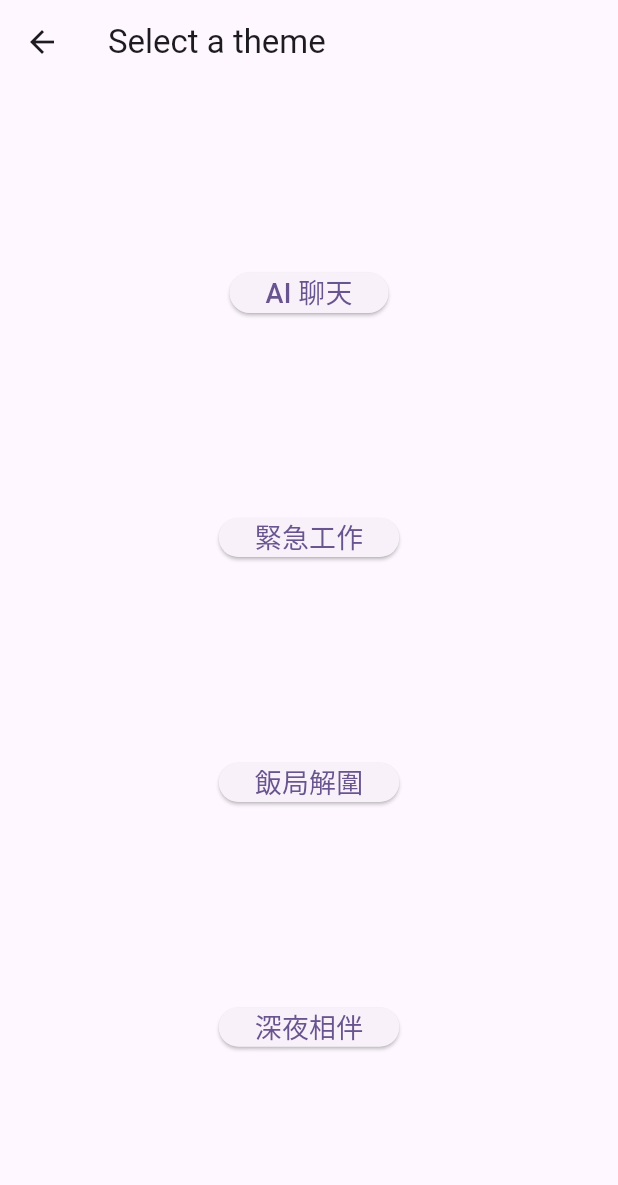
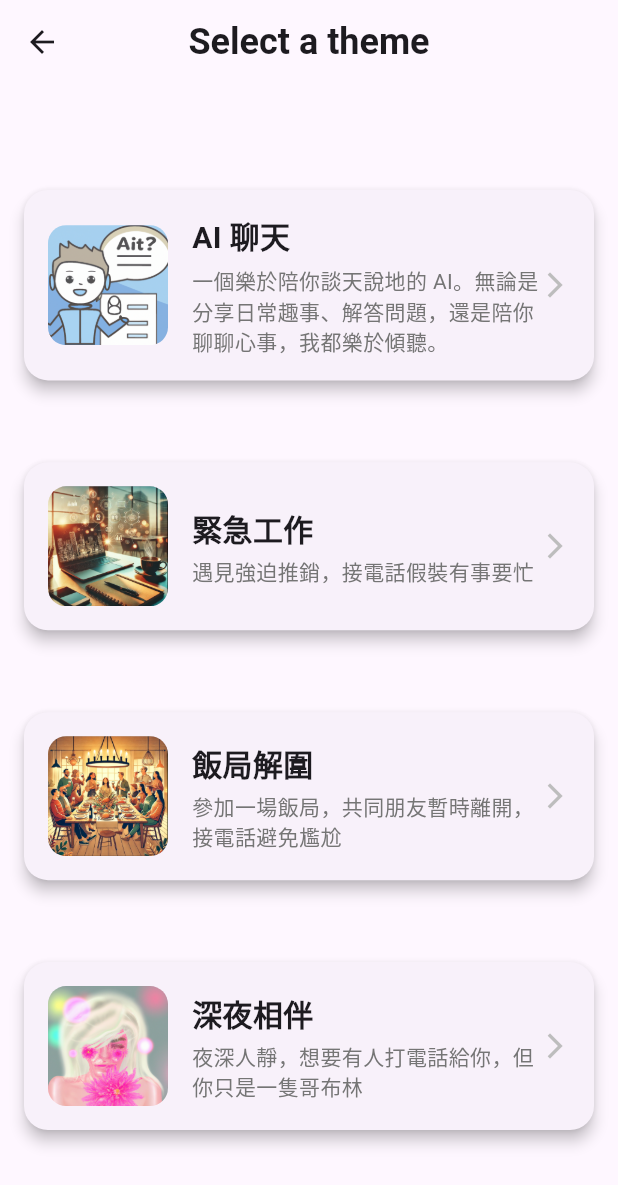
Before and after one commit to Argentum11/busy_faker, a Flutter app: the ThemeSelectionPage screen opened directly with empty values, on a phone screen of 412 x 824 dp. Shown: the top 1185 px of the screen. Run offline on Flutter 3.47's test engine with Material 3 defaults, Android fonts, the phone set to English and light mode, and no system bars; our stand-ins replace flutter_tts, numberpicker, speech_to_text, vibration.

Commit message:
feat: add image and description for theme selection page

```diff
--- a/lib/models/chat_theme.dart
+++ b/lib/models/chat_theme.dart
@@ -1,11 +1,24 @@
 class ChatTheme {
   final String name;
+  final String description;
   final String command;
+  final String imagePath;
 
-  const ChatTheme({required this.name, required this.command});
+  const ChatTheme({required this.name, required this.command, required this.description, required String imgPath})
+      : imagePath = 'assets/images/$imgPath';
 }
 
-ChatTheme ai = const ChatTheme(name: 'AI 聊天', command: 'open to chat with all kinds of topics, respond like a real human and respond at most 3 sentences per time');
-ChatTheme emergencyWork = const ChatTheme(name: '緊急工作', command: '假裝現在你有急事要打電話找我，是關於家裡的水龍頭沒關。用口語方式和我對話，一次最多兩句話');
-ChatTheme socialRelief = const ChatTheme(name: '飯局解圍', command: '假裝現在你有急事要打電話找我，是關於你想要找我出去吃飯。用口語方式和我對話，一次最多一句話');
-ChatTheme nightCompanionship = const ChatTheme(name: '深夜相伴', command: '假裝現在夜深人靜，你想打電話找我聊天。你是我研究所學姊，我們互有好感但還沒確認關係。用口語方式和我對話，一次最多兩句話');
+ChatTheme ai = const ChatTheme(
+    name: 'AI 聊天',
+    description: '一個樂於陪你談天說地的 AI。無論是分享日常趣事、解答問題，還是陪你聊聊心事，我都樂於傾聽。',
+    command: 'open to chat with all kinds of topics, respond like a real human and respond at most 3 sentences per time',
+    imgPath: 'ai.png');
+ChatTheme emergencyWork =
+    const ChatTheme(name: '緊急工作', description: '遇見強迫推銷，接電話假裝有事要忙', command: '假裝現在你有急事要打電話找我，是關於家裡的水龍頭沒關。用口語方式和我對話，一次最多兩句話', imgPath: 'work.png');
+ChatTheme socialRelief = const ChatTheme(
+    name: '飯局解圍', description: '參加一場飯局，共同朋友暫時離開，接電話避免尷尬', command: '假裝現在你有急事要打電話找我，是關於你想要找我出去吃飯。用口語方式和我對話，一次最多一句話', imgPath: 'meal.png');
+ChatTheme nightCompanionship = const ChatTheme(
+    name: '深夜相伴',
+    description: '夜深人靜，想要有人打電話給你，但你只是一隻哥布林',
+    command: '假裝現在夜深人靜，你想打電話找我聊天。你是我研究所學姊，我們互有好感但還沒確認關係。用口語方式和我對話，一次最多兩句話',
+    imgPath: 'girl.png');
--- a/lib/pages/theme_selection.dart
+++ b/lib/pages/theme_selection.dart
@@ -6,21 +6,37 @@ import 'package:busy_faker/models/chat_theme.dart';
 class ThemeSelectionPage extends StatelessWidget {
   final Caller caller;
   final int callDelay;
+
   const ThemeSelectionPage({super.key, required this.caller, required this.callDelay});
 
   @override
   Widget build(BuildContext context) {
     return Scaffold(
-      appBar: AppBar(title: const Text('Select a theme')),
-      body: Column(
+      appBar: AppBar(
+        title: const Text(
+          'Select a theme',
+          style: TextStyle(
+            fontWeight: FontWeight.bold,
+            fontSize: 24,
+          ),
+        ),
+        elevation: 0,
+        centerTitle: true,
+      ),
+      body: SafeArea(
+        child: Padding(
+          padding: const EdgeInsets.symmetric(horizontal: 16.0, vertical: 24.0),
+          child: Column(
             mainAxisAlignment: MainAxisAlignment.spaceEvenly,
-        crossAxisAlignment: CrossAxisAlignment.center,
+            crossAxisAlignment: CrossAxisAlignment.stretch,
             children: [
               ThemeButton(chatTheme: ai, caller: caller, callDelay: callDelay),
               ThemeButton(chatTheme: emergencyWork, caller: caller, callDelay: callDelay),
               ThemeButton(chatTheme: socialRelief, caller: caller, callDelay: callDelay),
               ThemeButton(chatTheme: nightCompanionship, caller: caller, callDelay: callDelay),
             ],
+          ),
+        ),
       ),
     );
   }
@@ -30,13 +46,25 @@ class ThemeButton extends StatelessWidget {
   final Caller caller;
   final ChatTheme chatTheme;
   final int callDelay;
-  const ThemeButton({super.key, required this.chatTheme, required this.caller, required this.callDelay});
+
+  const ThemeButton({
+    super.key,
+    required this.chatTheme,
+    required this.caller,
+    required this.callDelay,
+  });
 
   @override
   Widget build(BuildContext context) {
-    return Center(
-      child: ElevatedButton(
-        onPressed: () {
+    return Card(
+      elevation: 4,
+      margin: const EdgeInsets.symmetric(vertical: 8.0),
+      shape: RoundedRectangleBorder(
+        borderRadius: BorderRadius.circular(16.0),
+      ),
+      child: InkWell(
+        borderRadius: BorderRadius.circular(16.0),
+        onTap: () {
           Navigator.push(
             context,
             MaterialPageRoute(
@@ -48,12 +76,49 @@ class ThemeButton extends StatelessWidget {
             ),
           );
         },
-        style: ElevatedButton.styleFrom(
-          minimumSize: const Size(60, 0),
+        child: Padding(
+          padding: const EdgeInsets.all(16.0),
+          child: Row(
+            children: [
+              ClipRRect(
+                borderRadius: BorderRadius.circular(12.0),
+                child: Image.asset(
+                  chatTheme.imagePath,
+                  width: 80,
+                  height: 80,
+                  fit: BoxFit.cover,
                 ),
-        child: Text(
+              ),
+              const SizedBox(width: 16),
+              Expanded(
+                child: Column(
+                  crossAxisAlignment: CrossAxisAlignment.start,
+                  children: [
+                    Text(
                       chatTheme.name,
-          style: const TextStyle(fontSize: 18),
+                      style: const TextStyle(
+                        fontSize: 20,
+                        fontWeight: FontWeight.bold,
+                      ),
+                    ),
+                    const SizedBox(height: 4),
+                    Text(
+                      chatTheme.description,
+                      style: TextStyle(
+                        fontSize: 14,
+                        color: Colors.grey[600],
+                      ),
+                    ),
+                  ],
+                ),
+              ),
+              Icon(
+                Icons.arrow_forward_ios,
+                color: Colors.grey[400],
+                size: 20,
+              ),
+            ],
+          ),
         ),
       ),
     );
--- a/pubspec.yaml
+++ b/pubspec.yaml
@@ -69,6 +69,10 @@ flutter:
     - assets/images/character2.jpg
     - assets/images/character3.jpg
     - assets/images/character4.jpg
+    - assets/images/ai.png
+    - assets/images/work.png
+    - assets/images/meal.png
+    - assets/images/girl.png
 
   # An image asset can refer to one or more resolution-specific "variants", see
   # https://flutter.dev/to/resolution-aware-images
```
Also changed, not shown: assets/images/ai.png (added), assets/images/girl.png (added), assets/images/meal.png (added), assets/images/work.png (added). Lines whose indentation alone changed are shown as unchanged.
